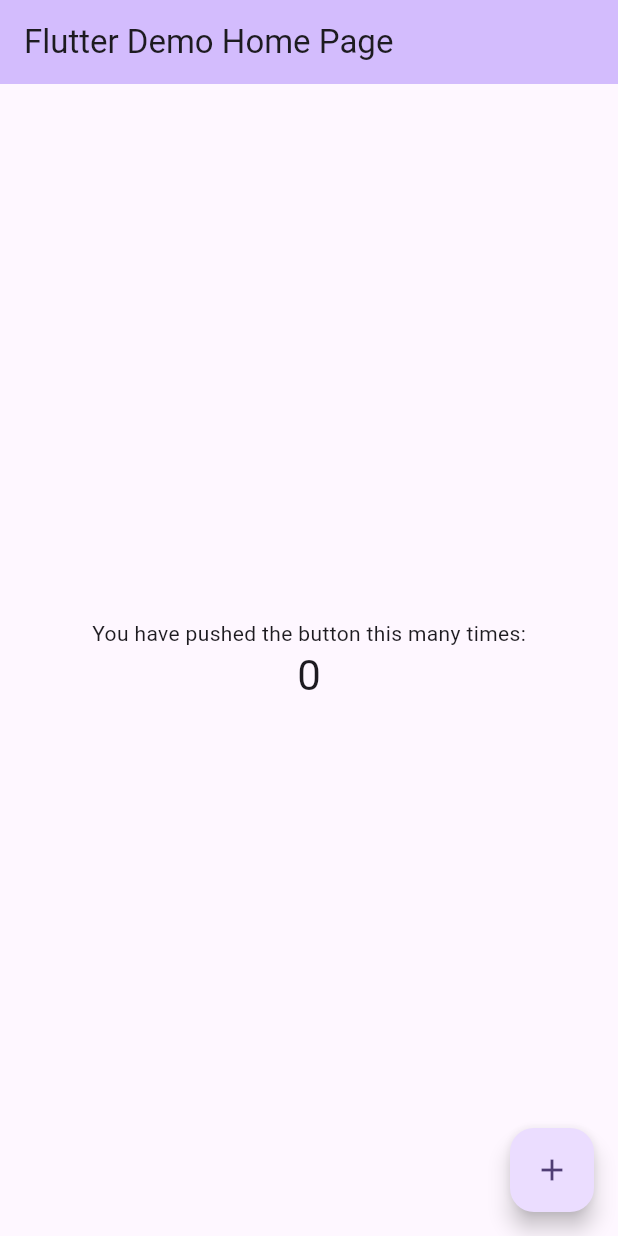
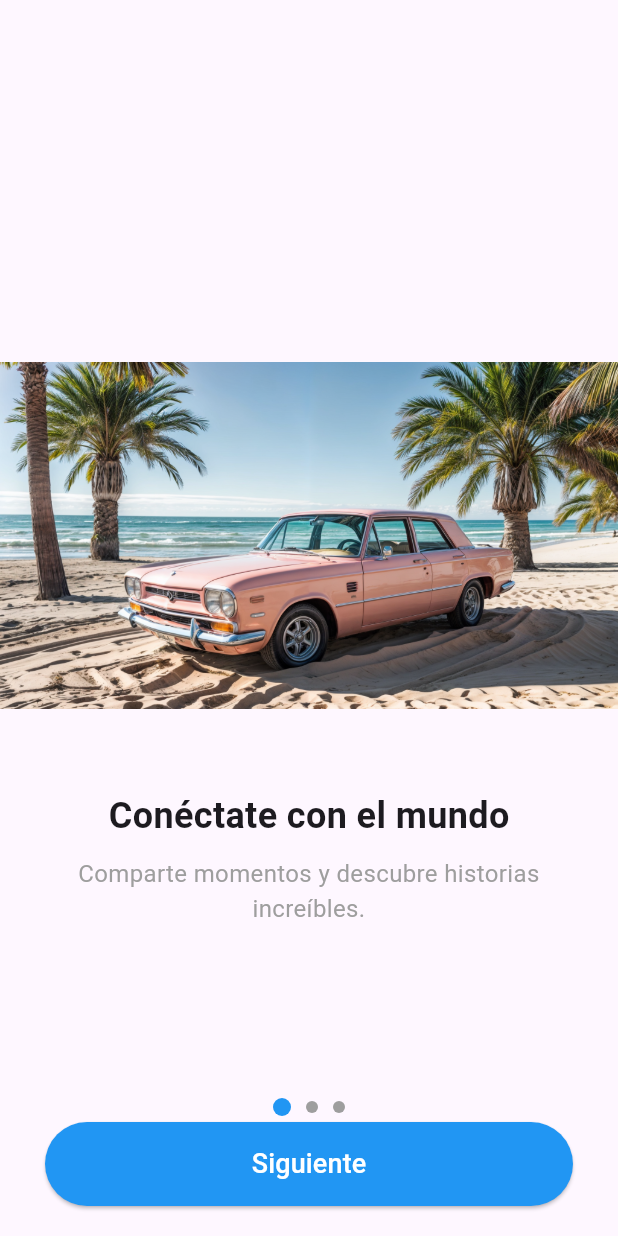
Before and after one commit to moreetf/app-red-social, a Flutter app: the screen it shows after launch, on a phone screen of 412 x 824 dp. Run offline on Flutter 3.47's test engine with Material 3 defaults, Android fonts, the phone set to English and light mode, and no system bars.

```diff
--- a/lib/main.dart
+++ b/lib/main.dart
@@ -1,7 +1,11 @@
 import 'package:flutter/material.dart';
 
+import 'screens/onboarding_screen.dart';
+
 void main() {
-  runApp(const MyApp());
+  runApp(MaterialApp(
+    home: OnboardingScreen(),
+  ));
 }
 
 class MyApp extends StatelessWidget {
--- /dev/null
+++ b/lib/screens/onboarding_screen.dart
@@ -0,0 +1,111 @@
+import 'package:flutter/material.dart';
+
+class OnboardingScreen extends StatefulWidget {
+  @override
+  _OnboardingScreenState createState() => _OnboardingScreenState();
+}
+
+class _OnboardingScreenState extends State<OnboardingScreen> {
+  final PageController _pageController = PageController();
+  int _currentPage = 0;
+
+  final List<Map<String, String>> _pages = [
+    {
+      'image': 'assets/auto3.png',
+      'title': 'Conéctate con el mundo',
+      'description': 'Comparte momentos y descubre historias increíbles.'
+    },
+    {
+      'image': 'assets/auto2.png',
+      'title': 'Explora contenido único',
+      'description': 'Sigue a tus amigos y mantente informado.'
+    },
+    {
+      'image': 'assets/auto4.png',
+      'title': 'Únete ahora',
+      'description': 'Regístrate y forma parte de nuestra comunidad.'
+    },
+  ];
+
+  @override
+  Widget build(BuildContext context) {
+    return Scaffold(
+      body: Stack(
+        children: [
+          PageView.builder(
+            controller: _pageController,
+            itemCount: _pages.length,
+            onPageChanged: (index) {
+              setState(() {
+                _currentPage = index;
+              });
+            },
+            itemBuilder: (context, index) {
+              return Column(
+                mainAxisAlignment: MainAxisAlignment.center,
+                children: [
+                  Image.asset(_pages[index]['image']!, height: 300),
+                  SizedBox(height: 20),
+                  Text(
+                    _pages[index]['title']!,
+                    style: TextStyle(fontSize: 24, fontWeight: FontWeight.bold),
+                  ),
+                  SizedBox(height: 10),
+                  Padding(
+                    padding: EdgeInsets.symmetric(horizontal: 30),
+                    child: Text(
+                      _pages[index]['description']!,
+                      textAlign: TextAlign.center,
+                      style: TextStyle(fontSize: 16, color: Colors.grey),
+                    ),
+                  ),
+                ],
+              );
+            },
+          ),
+          Positioned(
+            bottom: 80,
+            left: 0,
+            right: 0,
+            child: Row(
+              mainAxisAlignment: MainAxisAlignment.center,
+              children: List.generate(
+                _pages.length,
+                (index) => Container(
+                  margin: EdgeInsets.symmetric(horizontal: 5),
+                  width: _currentPage == index ? 12 : 8,
+                  height: _currentPage == index ? 12 : 8,
+                  decoration: BoxDecoration(
+                    color: _currentPage == index ? Colors.blue : Colors.grey,
+                    shape: BoxShape.circle,
+                  ),
+                ),
+              ),
+            ),
+          ),
+          Positioned(
+            bottom: 20,
+            left: 30,
+            right: 30,
+            child: ElevatedButton(
+              onPressed: () {
+                Navigator.pushReplacementNamed(context, '/login');
+              },
+              style: ElevatedButton.styleFrom(
+                backgroundColor: Colors.blue,
+                shape: RoundedRectangleBorder(
+                  borderRadius: BorderRadius.circular(30),
+                ),
+                padding: EdgeInsets.symmetric(vertical: 15),
+              ),
+              child: Text(
+                _currentPage == _pages.length - 1 ? 'Empezar' : 'Siguiente',
+                style: TextStyle(fontSize: 18, color: Colors.white),
+              ),
+            ),
+          ),
+        ],
+      ),
+    );
+  }
+}
--- a/pubspec.yaml
+++ b/pubspec.yaml
@@ -56,6 +56,10 @@ flutter:
   # included with your application, so that you can use the icons in
   # the material Icons class.
   uses-material-design: true
+  assets:
+    - assets/auto3.png
+    - assets/auto2.png
+    - assets/auto4.png
 
   # To add assets to your application, add an assets section, like this:
   # assets:
```
Also changed, not shown: assets/auto2.png (added), assets/auto3.png (added), assets/auto4.png (added), lib/screens/login_screen.dart (added), lib/screens/register_screen.dart (added), lib/widgets/onboarding_indicator.dart (added).
